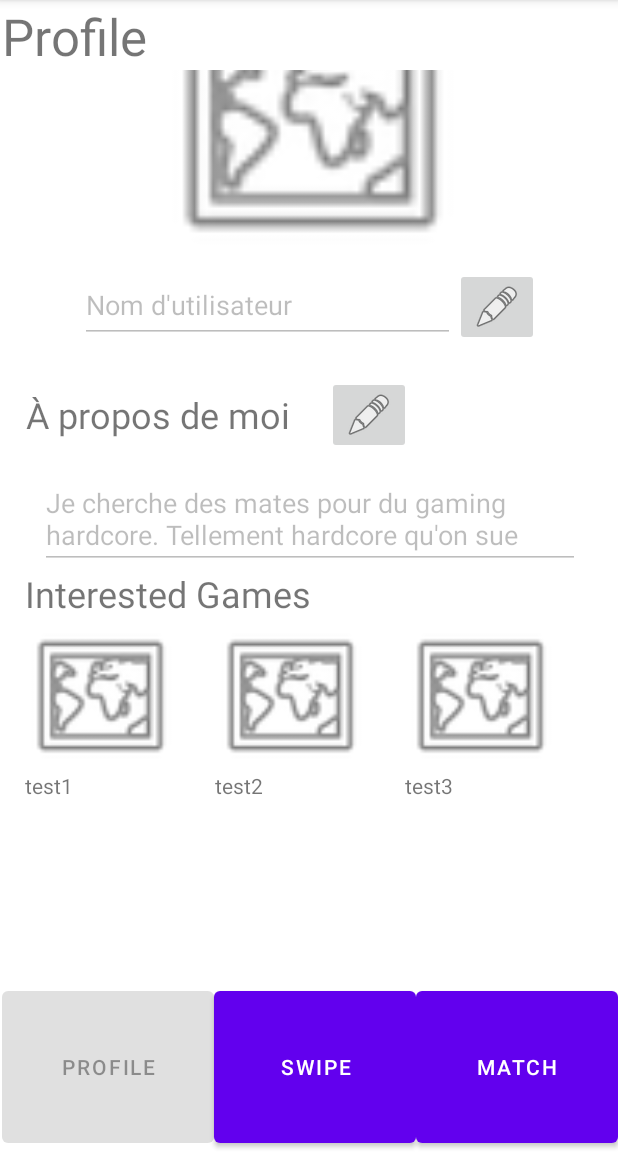
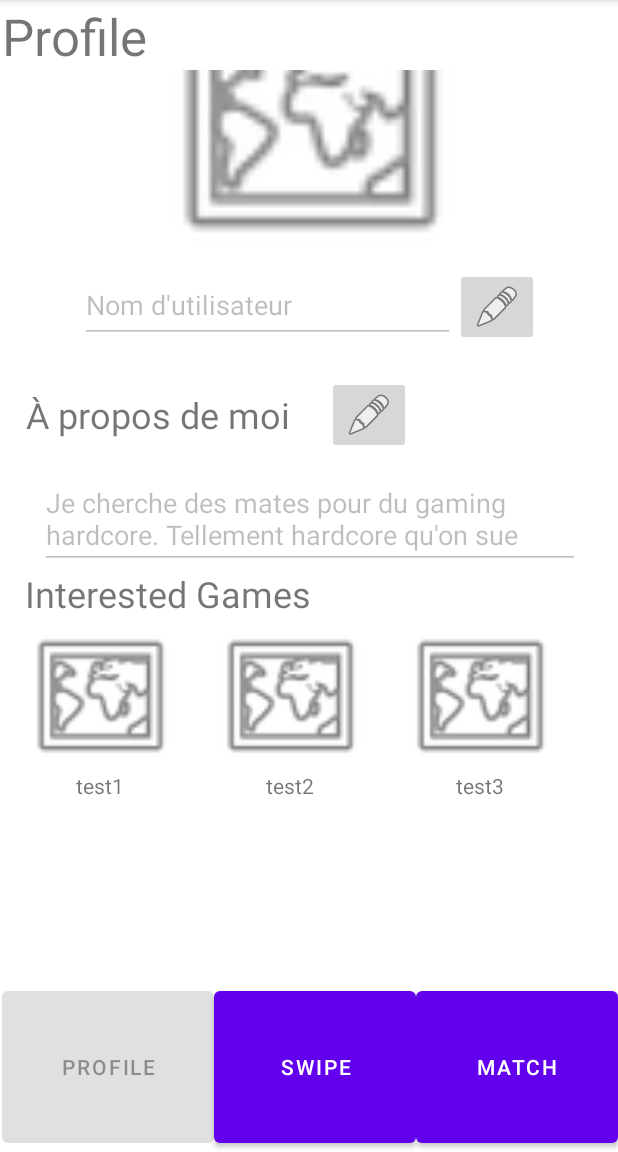
Before and after one commit to GameXMatch/GameXMatch, an Android app: the screen it shows after launch (CoreApp), on a phone screen of 412 x 824 dp, the part 84-1236 px from its top. Run offline under Robolectric (Android 15) with nearby library versions, the phone set to English and light mode, and no system bars.

Commit message:
attempts at fixing layouts

```diff
--- a/android_app/app/src/main/res/layout/component_game_list.xml
+++ b/android_app/app/src/main/res/layout/component_game_list.xml
@@ -5,20 +5,26 @@
     android:layout_width="match_parent"
     android:layout_height="match_parent">
 
+    <LinearLayout
+        android:layout_width="match_parent"
+        android:layout_height="match_parent"
+        android:orientation="vertical"
+        app:layout_constraintStart_toStartOf="parent"
+        app:layout_constraintTop_toTopOf="parent">
+
         <ImageView
             android:id="@+id/game_imageView"
             android:layout_width="100dp"
             android:layout_height="100dp"
             android:layout_marginTop="2dp"
-        app:layout_constraintStart_toStartOf="parent"
-        app:layout_constraintTop_toTopOf="parent"
             app:srcCompat="@android:drawable/ic_menu_mapmode" />
 
         <TextView
             android:id="@+id/game_name"
             android:layout_width="100dp"
             android:layout_height="wrap_content"
-        android:text="@string/component_game_label"
-        app:layout_constraintStart_toStartOf="parent"
-        app:layout_constraintTop_toBottomOf="@+id/game_imageView" />
+            android:gravity="center"
+            android:text="@string/component_game_label" />
+    </LinearLayout>
+
 </androidx.constraintlayout.widget.ConstraintLayout>
--- a/android_app/app/src/main/res/layout/fragment_profile.xml
+++ b/android_app/app/src/main/res/layout/fragment_profile.xml
@@ -7,8 +7,9 @@
 
     <LinearLayout
         android:layout_width="match_parent"
-        android:layout_height="match_parent"
-        android:orientation="vertical">
+        android:layout_height="wrap_content"
+        android:orientation="vertical"
+        app:layout_constraintTop_toTopOf="parent">
 
         <TextView
             android:id="@+id/profile_title_textView"
@@ -19,7 +20,7 @@
 
         <ScrollView
             android:layout_width="match_parent"
-            android:layout_height="match_parent">
+            android:layout_height="wrap_content">
 
             <LinearLayout
                 android:layout_width="match_parent"
```
Also changed, not shown: android_app/app/src/main/res/layout/activity_game_select.xml (+3 -9 lines), android_app/app/src/main/res/layout/activity_match_profile.xml (+6 -4 lines). Lines whose indentation alone changed are shown as unchanged.
